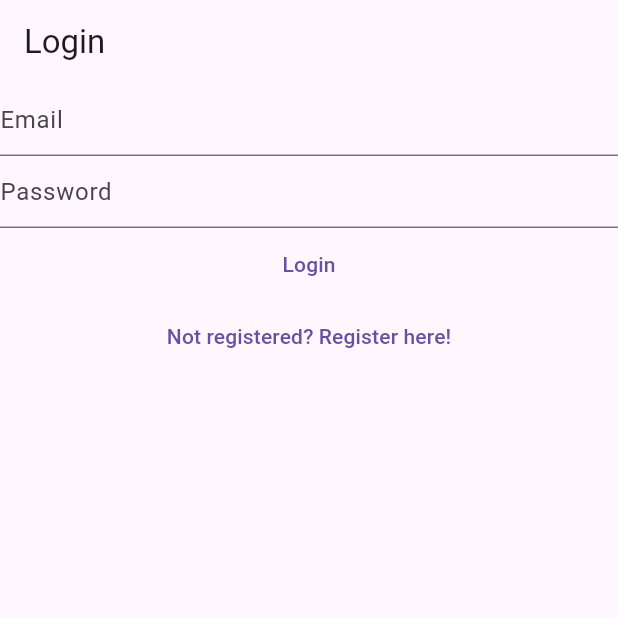
After one commit to Cirorx/ShoppingCart, a Flutter app: the screen it shows after launch, after a tap on "Login", on a phone screen of 412 x 824 dp, the top half of it. The commit adds this screen. Run offline on Flutter 3.47's test engine with Material 3 defaults, Android fonts, the phone set to English and light mode, and no system bars; our stand-ins replace firebase_auth, firebase_core; accounts and stored records are empty; network calls fail.

Commit message:
User Auth - Load products
- User register, email verification and login
- View all products page
- Product Page

Todo: cart view + cart logic, categorized view, log out
Also some touches to the UI if possible

```diff
--- a/shopping_cart_app/lib/main.dart
+++ b/shopping_cart_app/lib/main.dart
@@ -1,25 +1,57 @@
-import 'package:firebase_core/firebase_core.dart';
 import 'package:flutter/material.dart';
-import 'package:shopping_cart_app/firebase_options.dart';
-import 'package:shopping_cart_app/home.dart';
+import 'package:shopping_cart_app/views/home.dart';
+import 'service/auth/auth_service.dart';
+import 'utils/constants.dart';
+import 'views/login.dart';
+import 'views/register.dart';
+import 'views/verify_email.dart';
 
-Future<void> main() async {
+void main() {
   WidgetsFlutterBinding.ensureInitialized();
-
-  await Firebase.initializeApp(
-    options: DefaultFirebaseOptions.currentPlatform,
+  runApp(
+    MaterialApp(
+      title: 'A simple Shopping Cart :)',
+      theme: ThemeData(
+        primarySwatch: Colors.indigo,
+      ),
+      home: const HomePage(),
+      routes: {
+        homeRoute: (context) => const HomeScreen(),
+        loginRoute: (context) => const LoginView(),
+        registerRoute: (context) => const RegisterView(),
+        verifyEmailRoute: (context) => const VerifiyEmailView(),
+      },
+    ),
   );
-
-  runApp(const MainApp());
 }
 
-class MainApp extends StatelessWidget {
-  const MainApp({super.key});
+class HomePage extends StatelessWidget {
+  const HomePage({super.key});
 
   @override
   Widget build(BuildContext context) {
-    return const MaterialApp(
-      home: HomeScreen(),
+    return FutureBuilder(
+      future: AuthService.firebase().initialize(),
+      builder: (context, snapshot) {
+        switch (snapshot.connectionState) {
+          case ConnectionState.done:
+            final user = AuthService.firebase().currentUser;
+
+            if (user == null) {
+              //Go to login
+              return const LoginView();
+            } else if (!user.isEmailVerified) {
+              //Offer the user to verify email
+              return const VerifiyEmailView();
+            } else {
+              //Home page of the app
+              return const HomeScreen();
+            }
+
+          default:
+            return const CircularProgressIndicator();
+        }
+      },
     );
   }
 }
--- a/shopping_cart_app/lib/utils/constants.dart
+++ b/shopping_cart_app/lib/utils/constants.dart
@@ -1,5 +1,9 @@
 // ignore_for_file: constant_identifier_names
 
-const String HOST = "http://192.168.1.2:5000/";
+const String HOST = "http://192.168.1.2:5000/api/";
 const String PATH_STOCK = "stock-report";
 const String PATH_PRODUCTS = "products";
+const loginRoute = "/login/";
+const registerRoute = "/register/";
+const homeRoute = "/home/";
+const verifyEmailRoute = "/verifyEmail/";
--- /dev/null
+++ b/shopping_cart_app/lib/views/login.dart
@@ -0,0 +1,111 @@
+// ignore_for_file: use_build_context_synchronously
+
+import 'package:flutter/material.dart';
+import 'package:shopping_cart_app/service/auth/auth_exceptions.dart';
+import 'package:shopping_cart_app/service/auth/auth_service.dart';
+
+import '../utils/constants.dart';
+import '../utils/dialogs/error.dialog.dart';
+
+class LoginView extends StatefulWidget {
+  const LoginView({super.key});
+
+  @override
+  State<LoginView> createState() => _LoginViewState();
+}
+
+class _LoginViewState extends State<LoginView> {
+  late final TextEditingController _email;
+  late final TextEditingController _password;
+
+  @override
+  void initState() {
+    _email = TextEditingController();
+    _password = TextEditingController();
+    super.initState();
+  }
+
+  @override
+  void dispose() {
+    _email.dispose();
+    _password.dispose();
+    super.dispose();
+  }
+
+  @override
+  Widget build(BuildContext context) {
+    return Scaffold(
+      appBar: AppBar(
+        title: const Text("Login"),
+      ),
+      body: Column(
+        children: [
+          TextField(
+            controller: _email,
+            enableSuggestions: true,
+            autocorrect: false,
+            keyboardType: TextInputType.emailAddress,
+            decoration: const InputDecoration(hintText: "Email"),
+          ),
+          TextField(
+            controller: _password,
+            obscureText: true,
+            enableSuggestions: false,
+            autocorrect: false,
+            decoration: const InputDecoration(hintText: "Password"),
+          ),
+          TextButton(
+            onPressed: () async {
+              final email = _email.text;
+              final password = _password.text;
+
+              try {
+                await AuthService.firebase()
+                    .logIn(email: email, password: password);
+                final user = AuthService.firebase().currentUser;
+                if (user?.isEmailVerified ?? false) {
+                  //user is verified
+                  Navigator.of(context).pushNamedAndRemoveUntil(
+                    homeRoute,
+                    (route) => false,
+                  );
+                } else {
+                  //user isn't verified
+                  Navigator.of(context).pushNamedAndRemoveUntil(
+                    verifyEmailRoute,
+                    (route) => false,
+                  );
+                }
+              } on UserNotFoundAuthException {
+                await showErrorDialog(
+                  context,
+                  "User not found.",
+                );
+              } on WrongPasswordAuthException {
+                await showErrorDialog(
+                  context,
+                  "Wrong credentials.",
+                );
+              } on GenericAuthException {
+                await showErrorDialog(
+                  context,
+                  "Authentication error.",
+                );
+              }
+            },
+            child: const Text("Login"),
+          ),
+          TextButton(
+            onPressed: () {
+              Navigator.of(context).pushNamedAndRemoveUntil(
+                registerRoute,
+                (route) => false,
+              );
+            },
+            child: const Text("Not registered? Register here!"),
+          )
+        ],
+      ),
+    );
+  }
+}
--- /dev/null
+++ b/shopping_cart_app/lib/views/register.dart
@@ -0,0 +1,113 @@
+// ignore_for_file: use_build_context_synchronously
+
+import 'package:flutter/material.dart';
+import 'package:shopping_cart_app/service/auth/auth_exceptions.dart';
+import 'package:shopping_cart_app/service/auth/auth_service.dart';
+
+import '../utils/constants.dart';
+import '../utils/dialogs/error.dialog.dart';
+
+class RegisterView extends StatefulWidget {
+  const RegisterView({super.key});
+
+  @override
+  State<RegisterView> createState() => _RegisterViewState();
+}
+
+class _RegisterViewState extends State<RegisterView> {
+  late final TextEditingController _email;
+  late final TextEditingController _password;
+
+  @override
+  void initState() {
+    _email = TextEditingController();
+    _password = TextEditingController();
+    super.initState();
+  }
+
+  @override
+  void dispose() {
+    _email.dispose();
+    _password.dispose();
+    super.dispose();
+  }
+
+  @override
+  Widget build(BuildContext context) {
+    const snackBar = SnackBar(
+      content: Text('An email has been sent!'),
+    );
+    return Scaffold(
+      appBar: AppBar(
+        title: const Text("Register"),
+      ),
+      body: Column(
+        children: [
+          TextField(
+            controller: _email,
+            enableSuggestions: true,
+            autocorrect: false,
+            keyboardType: TextInputType.emailAddress,
+            decoration: const InputDecoration(hintText: "Email"),
+          ),
+          TextField(
+            controller: _password,
+            obscureText: true,
+            enableSuggestions: false,
+            autocorrect: false,
+            decoration: const InputDecoration(hintText: "Password"),
+          ),
+          TextButton(
+            onPressed: () async {
+              final email = _email.text;
+              final password = _password.text;
+
+              try {
+                await AuthService.firebase()
+                    .createUser(email: email, password: password);
+
+                //now that the user was successfully created, we need to verify it
+                // ignore: unused_local_variable
+                final user = AuthService.firebase().currentUser;
+                await AuthService.firebase().sendEmailVerification();
+
+                //little snackbar confirmation
+                ScaffoldMessenger.of(context).showSnackBar(snackBar);
+              } on WeakPasswordAuthException {
+                await showErrorDialog(
+                  context,
+                  "Weak passoword.",
+                );
+              } on EmailAlreadyInUseAuthException {
+                await showErrorDialog(
+                  context,
+                  "Email is already in use.",
+                );
+              } on InvalidEmailAuthException {
+                await showErrorDialog(
+                  context,
+                  "Invalid email was entered.",
+                );
+              } on GenericAuthException {
+                await showErrorDialog(
+                  context,
+                  "Registration error.",
+                );
+              }
+            },
+            child: const Text("Register"),
+          ),
+          TextButton(
+              onPressed: () {
+                Navigator.pushNamedAndRemoveUntil(
+                  context,
+                  loginRoute,
+                  (route) => false,
+                );
+              },
+              child: const Text("Already registered? Login here."))
+        ],
+      ),
+    );
+  }
+}
```
Also changed, not shown: shopping_cart_app/lib/home.dart (deleted, +0 -35 lines), shopping_cart_app/lib/utils/dialogs/error.dialog.dart (added, +20 -0 lines), shopping_cart_app/lib/utils/dialogs/generic_dialog.dart (added, +34 -0 lines), shopping_cart_app/lib/views/home.dart (added, +18 -0 lines), shopping_cart_app/lib/views/product_carousel.dart (deleted, +0 -54 lines), shopping_cart_app/lib/views/product_detail_view.dart (added, +59 -0 lines), shopping_cart_app/lib/views/shopping_view.dart (added, +86 -0 lines), shopping_cart_app/lib/views/verify_email.dart (added, +41 -0 lines).
